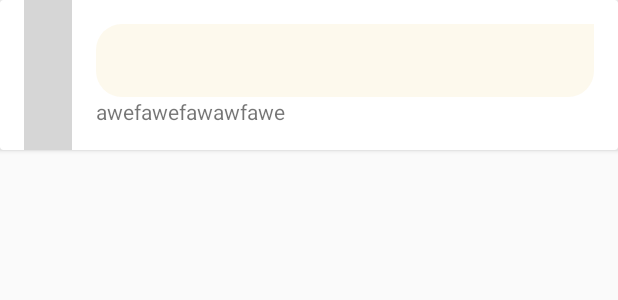
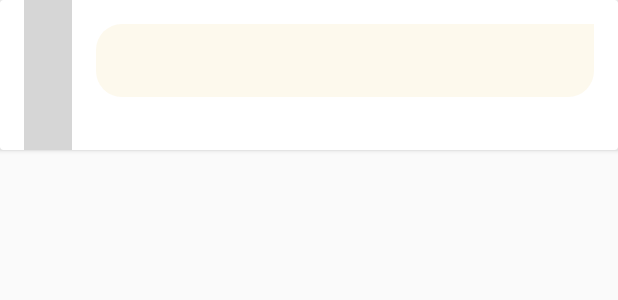
Before and after one commit to sabri916/Togthr, an Android app: the layout item_timeline_text.xml on its own in the app's theme, with its tools: preview values and no code run, on a phone screen of 412 x 824 dp. Shown: the top 300 px of the screen. Run offline under Robolectric (Android 15) with nearby library versions, the phone set to English and light mode, and no system bars; plain views replace TimelineView; grey boxes are pictures that could not be loaded.

Commit message:
tags fixed

```diff
--- a/app/src/main/res/layout/item_timeline_text.xml
+++ b/app/src/main/res/layout/item_timeline_text.xml
@@ -44,10 +44,7 @@
                 android:id="@+id/tv_tags"
                 android:layout_width="wrap_content"
                 android:layout_height="wrap_content"
-                android:text="awefawefawawfawe"
-                android:maxLines="1"
-                android:layout_alignParentStart="true"
-                android:layout_alignParentBottom="true">
+                android:maxLines="1">
 
             </TextView>
 
```
